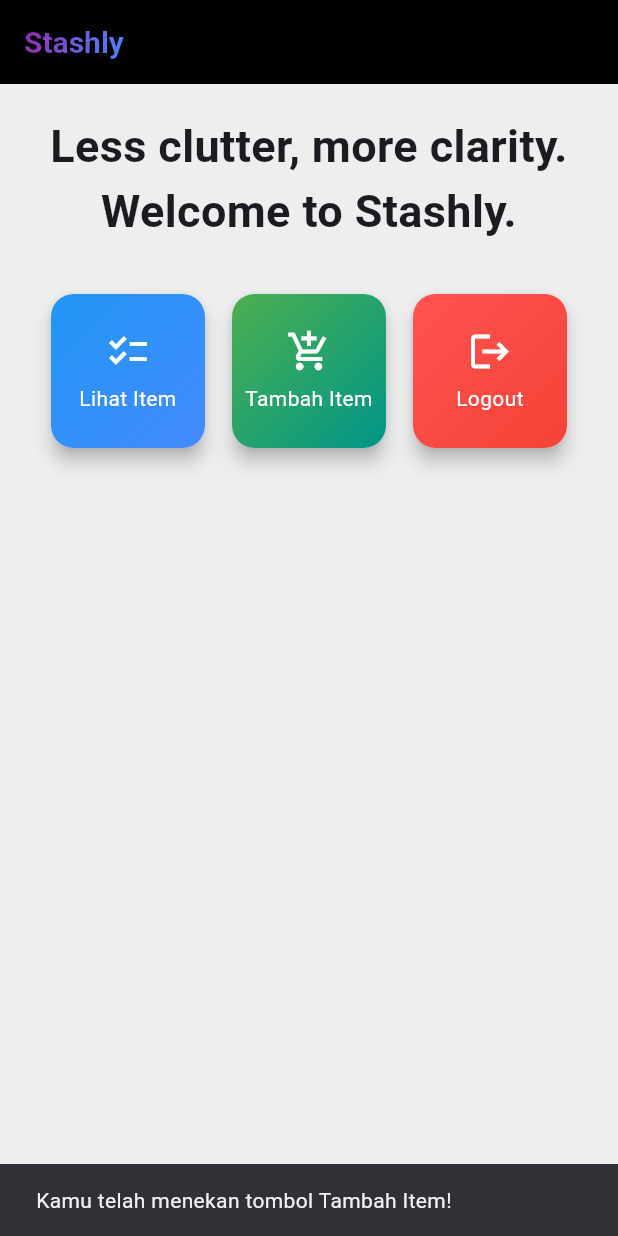
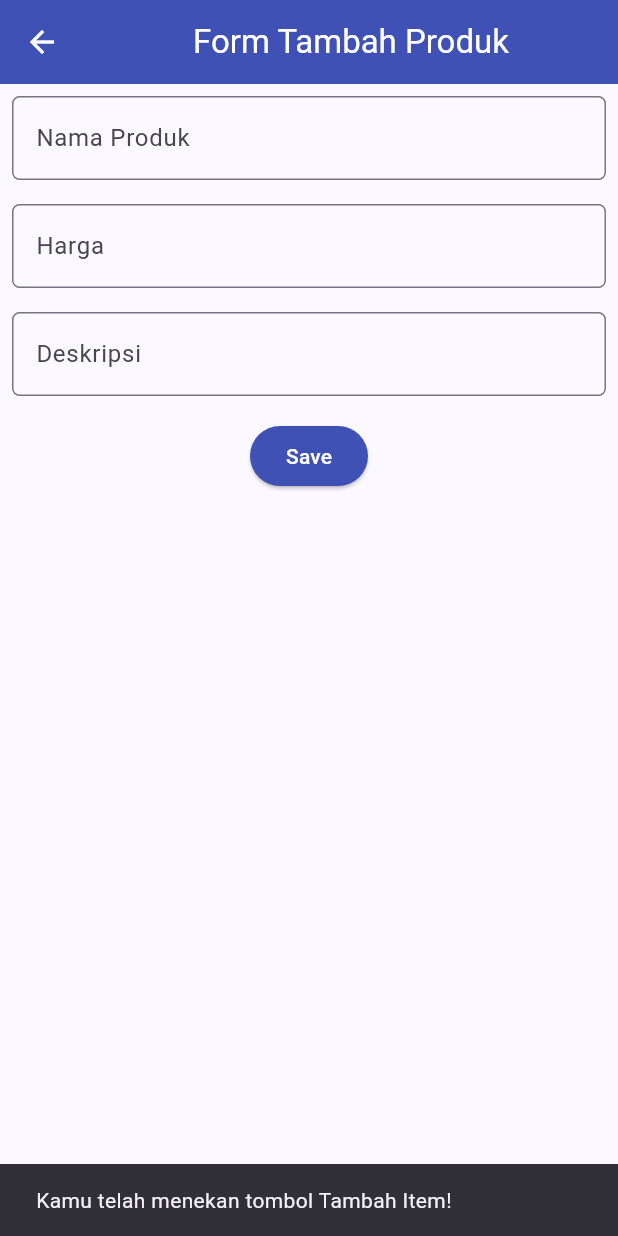
Before and after one commit to ghaniiaa/stashly, a Flutter app: the screen it shows after launch, after a tap on "Tambah Item", on a phone screen of 412 x 824 dp. Run offline on Flutter 3.47's test engine with Material 2 defaults, Android fonts, the phone set to English and light mode, and no system bars.

Commit message:
mengerjakan tugas 8

```diff
--- a/lib/inventory.dart
+++ b/lib/inventory.dart
@@ -1,4 +1,6 @@
 import 'package:flutter/material.dart';
+import 'package:stashly/widgets/left_drawer.dart';
+import 'package:stashly/inventorylist_form.dart';
 
 class MyHomePage extends StatelessWidget {
     MyHomePage({Key? key}) : super(key: key);
@@ -31,6 +33,7 @@
         ),
         backgroundColor: Colors.black, // Set AppBar background color to black
       ),
+      drawer: const LeftDrawer(),
       body: SingleChildScrollView(
         child: Padding(
           padding: const EdgeInsets.all(10.0),
@@ -93,6 +96,13 @@
             ..hideCurrentSnackBar()
             ..showSnackBar(SnackBar(
                 content: Text("Kamu telah menekan tombol ${item.name}!")));
+
+          if (item.name == "Tambah Item") {
+            Navigator.push(
+              context,
+              MaterialPageRoute(builder: (context) => InventoryFormPage()),
+            );
+          }
         },
         child: Container(
           decoration: BoxDecoration(
--- /dev/null
+++ b/lib/inventorylist_form.dart
@@ -0,0 +1,165 @@
+import 'package:flutter/material.dart';
+import 'package:stashly/widgets/left_drawer.dart';
+
+// TODO: Impor drawer yang sudah dibuat sebelumnya
+
+class InventoryFormPage extends StatefulWidget {
+    const InventoryFormPage({super.key});
+
+    @override
+    State<InventoryFormPage> createState() => _InventoryFormPageState();
+}
+
+class _InventoryFormPageState extends State<InventoryFormPage> {
+  final _formKey = GlobalKey<FormState>();
+  String _name = "";
+  int _price = 0;
+  String _description = "";
+  @override
+  Widget build(BuildContext context) {
+      return Scaffold(
+        appBar: AppBar(
+          title: const Center(
+            child: Text(
+              'Form Tambah Produk',
+            ),
+          ),
+          backgroundColor: Colors.indigo,
+          foregroundColor: Colors.white,
+        ),
+        // TODO: Tambahkan drawer yang sudah dibuat di sini
+        body: Form(
+          key: _formKey,
+          child: SingleChildScrollView(
+            child: Column(
+              crossAxisAlignment: CrossAxisAlignment.start,
+              children: [
+                Padding(
+                  padding: const EdgeInsets.all(8.0),
+                  child: TextFormField(
+                    decoration: InputDecoration(
+                      hintText: "Nama Produk",
+                      labelText: "Nama Produk",
+                      border: OutlineInputBorder(
+                        borderRadius: BorderRadius.circular(5.0),
+                      ),
+                    ),
+                    onChanged: (String? value) {
+                      setState(() {
+                        _name = value!;
+                      });
+                    },
+                    validator: (String? value) {
+                      if (value == null || value.isEmpty) {
+                        return "Nama tidak boleh kosong!";
+                      }
+                      return null;
+                    },
+                  ),
+                ),
+                Padding(
+                  padding: const EdgeInsets.all(8.0),
+                  child: TextFormField(
+                    decoration: InputDecoration(
+                      hintText: "Harga",
+                      labelText: "Harga",
+                      border: OutlineInputBorder(
+                        borderRadius: BorderRadius.circular(5.0),
+                      ),
+                    ),
+                    // TODO: Tambahkan variabel yang sesuai
+                    onChanged: (String? value) {
+                      setState(() {
+                        _price = int.tryParse(value!) ?? 0; // safely parse the integer
+                      });
+                    },
+                    validator: (String? value) {
+                      if (value == null || value.isEmpty) {
+                        return "Harga tidak boleh kosong!";
+                      }
+                      if (int.tryParse(value) == null) {
+                        return "Harga harus berupa angka!";
+                      }
+                      return null;
+                    },
+                  ),
+                ),
+                Padding(
+                  padding: const EdgeInsets.all(8.0),
+                  child: TextFormField(
+                    decoration: InputDecoration(
+                      hintText: "Deskripsi",
+                      labelText: "Deskripsi",
+                      border: OutlineInputBorder(
+                        borderRadius: BorderRadius.circular(5.0),
+                      ),
+                    ),
+                    onChanged: (String? value) {
+                      setState(() {
+                        _description = value!;
+                      });
+                    },
+
+                    validator: (String? value) {
+                      if (value == null || value.isEmpty) {
+                        return "Deskripsi tidak boleh kosong!";
+                      }
+                      return null;
+                    },
+                  ),
+                ),
+                Align(
+                  alignment: Alignment.bottomCenter,
+                  child: Padding(
+                    padding: const EdgeInsets.all(8.0),
+                    child: ElevatedButton(
+                      style: ButtonStyle(
+                        backgroundColor:
+                            MaterialStateProperty.all(Colors.indigo),
+                      ),
+                      onPressed: () {
+                        if (_formKey.currentState!.validate()) {
+                          showDialog(
+                            context: context,
+                            builder: (context) {
+                              return AlertDialog(
+                                title: const Text('Produk berhasil tersimpan'),
+                                content: SingleChildScrollView(
+                                  child: Column(
+                                    crossAxisAlignment:
+                                        CrossAxisAlignment.start,
+                                    children: [
+                                      Text('Nama: $_name'),
+                                      Text('Harga: $_price'),
+                                      Text('Deskripsi: $_description'),
+                                    ],
+                                  ),
+                                ),
+                                actions: [
+                                  TextButton(
+                                    child: const Text('OK'),
+                                    onPressed: () {
+                                      Navigator.pop(context);
+                                    },
+                                  ),
+                                ],
+                              );
+                            },
+                          );
+                        _formKey.currentState!.reset();
+                        }
+                      },
+                      child: const Text(
+                        "Save",
+                        style: TextStyle(color: Colors.white),
+                      ),
+                    ),
+                  ),
+                ),
+              ]
+            ),
+          ),
+      ),
+      );
+  }
+}
--- /dev/null
+++ b/lib/widgets/left_drawer.dart
@@ -0,0 +1,70 @@
+import 'package:flutter/material.dart';
+import 'package:stashly/inventory.dart';
+import 'package:stashly/inventorylist_form.dart';
+
+// TODO: Impor halaman ShopFormPage jika sudah dibuat
+
+class LeftDrawer extends StatelessWidget {
+  const LeftDrawer({super.key});
+
+  @override
+  Widget build(BuildContext context) {
+    return Drawer(
+      child: ListView(
+        children: [
+          const DrawerHeader(
+              decoration: BoxDecoration(
+                color: Colors.indigo,
+              ),
+              child: Column(
+                children: [
+                  Text(
+                    'Stashly',
+                    textAlign: TextAlign.center,
+                    style: TextStyle(
+                      fontSize: 30,
+                      fontWeight: FontWeight.bold,
+                      color: Colors.white,
+                    ),
+                  ),
+                  Padding(padding: EdgeInsets.all(10)),
+                  Text("Keep your stuff save!",
+                  textAlign: TextAlign.center,
+                    style: TextStyle(
+                      fontSize: 30,
+                      fontWeight: FontWeight.bold,
+                      color: Colors.white,
+                      ),
+                  ),
+                ],
+              ),
+            ),
+          // TODO: Bagian routing
+          ListTile(
+            leading: const Icon(Icons.home_outlined),
+            title: const Text('Halaman Utama'),
+            // Bagian redirection ke MyHomePage
+            onTap: () {
+              Navigator.pushReplacement(
+                  context,
+                  MaterialPageRoute(
+                    builder: (context) => MyHomePage(),
+                  ));
+            },
+          ),
+          ListTile(
+            leading: const Icon(Icons.add_shopping_cart),
+            title: const Text('Tambah Item'),
+            // Bagian redirection ke InventoryFormPage
+            onTap: () {
+              Navigator.push(
+                context,
+                MaterialPageRoute(builder: (context) => InventoryFormPage()),
+              );
+            },
+          ),
+        ],
+      ),
+    );
+  }
+}
```
Also changed, not shown: lib/main.dart (+0 -15 lines).
